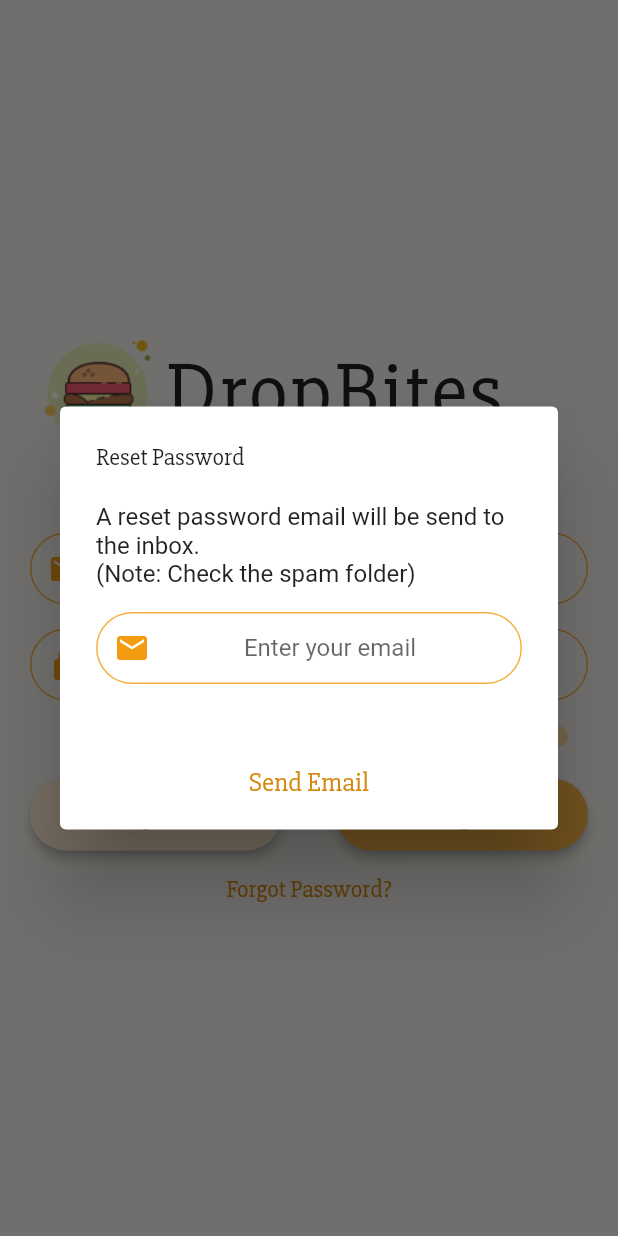
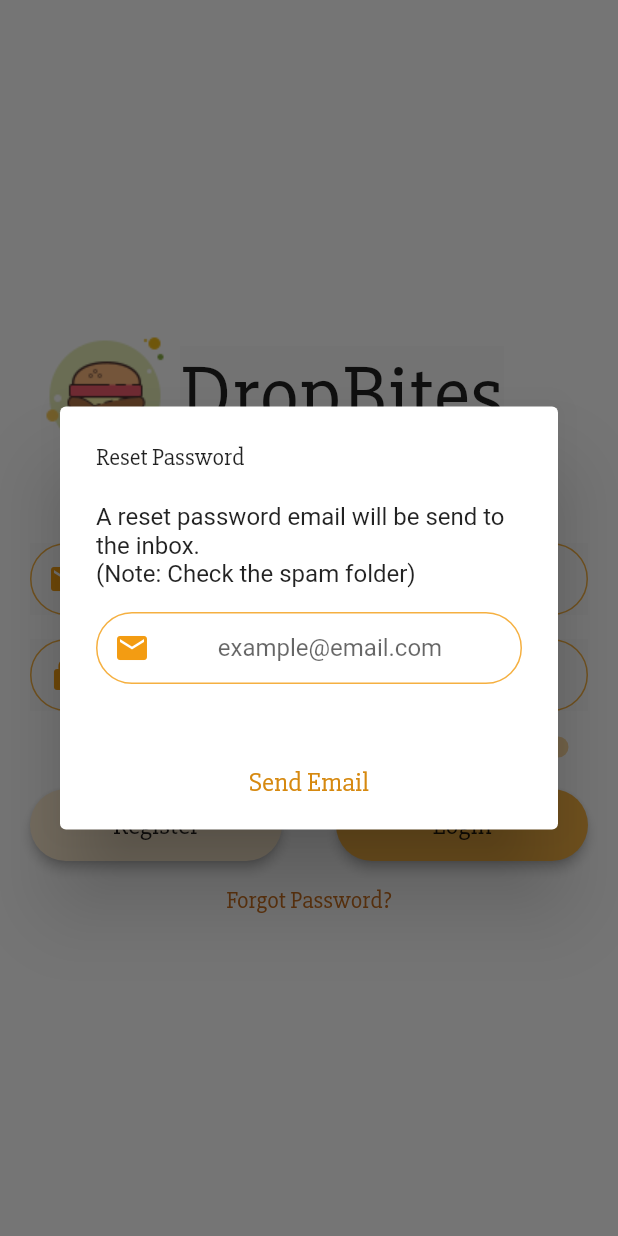
Before and after one commit to waynntoh/dropbites, a Flutter app: the screen it shows after launch, after a tap on "Forgot Password?", on a phone screen of 412 x 824 dp. Run offline on Flutter 3.47's test engine with Material 2 defaults, Android fonts, the phone set to English and light mode, and no system bars; our stand-ins replace animated_text_kit, shared_preferences.

```diff
--- a/lib/components/reset_password_dialog.dart
+++ b/lib/components/reset_password_dialog.dart
@@ -17,7 +17,7 @@
               keyboardType: TextInputType.emailAddress,
               textAlign: TextAlign.center,
               decoration: kTextFieldDecoration.copyWith(
-                hintText: 'Enter your email',
+                hintText: 'example@email.com',
                 prefixIcon: Icon(Icons.email, color: kOrange4),
               ),
             ),
--- a/lib/components/rounded_button.dart
+++ b/lib/components/rounded_button.dart
@@ -1,11 +1,12 @@
 import 'package:flutter/material.dart';
 
 class RoundedButton extends StatelessWidget {
-  RoundedButton({this.color, this.text, @required this.onPressed});
+  RoundedButton({this.color, this.text, @required this.onPressed, this.width});
 
   final Color color;
   final String text;
   final Function onPressed;
+  final double width;
 
   @override
   Widget build(BuildContext context) {
@@ -15,7 +16,7 @@
       borderRadius: BorderRadius.circular(30.0),
       child: MaterialButton(
         onPressed: onPressed,
-        minWidth: 168,
+        minWidth: width ?? 168,
         height: 42.0,
         child: Text(text),
       ),
--- a/lib/utils/constants.dart
+++ b/lib/utils/constants.dart
@@ -7,6 +7,7 @@
 const kOrange3 = Color(0xFFF5B041);
 const kOrange4 = Color(0xFFF39C12);
 const kOrange5 = Color(0xFFD68910);
+const kOrange6 = Color(0xFFCA6F1E);
 
 const kAnimationSeconds = 2;
 
@@ -15,19 +16,14 @@
   fontSize: 18,
 );
 
-const kDefaultTextStyle = TextStyle(
-  fontFamily: 'Slabo',
-  fontSize: 16
-);
+const kDefaultTextStyle = TextStyle(fontFamily: 'Slabo', fontSize: 16);
 
 const kSplashScreenTextStyle = TextStyle(
   fontSize: 55,
-  letterSpacing: 1.1,
   fontFamily: 'Slabo',
 );
 
 const kTextFieldDecoration = InputDecoration(
-
   hintText: '',
   contentPadding: EdgeInsets.symmetric(vertical: 10.0, horizontal: 20.0),
   border: OutlineInputBorder(
--- a/lib/views/login_view.dart
+++ b/lib/views/login_view.dart
@@ -50,15 +50,6 @@
         '${prefs.get('remember_me')}, ${prefs.get('email')}, ${prefs.get('password')}');
   }
 
-  void _showResetDialog() {
-    showDialog(
-      context: context,
-      builder: (context) {
-        return ResetPasswordDialog();
-      },
-    );
-  }
-
   void login() {
     // TODO: Login
   }
@@ -94,37 +85,44 @@
   Widget build(BuildContext context) {
     return Scaffold(
       resizeToAvoidBottomInset: false,
-      backgroundColor: kBackgroundColor.withOpacity(controller.value),
+      backgroundColor: Colors.white.withOpacity(controller.value),
       body: Padding(
         padding: EdgeInsets.symmetric(horizontal: 20),
         child: Opacity(
           opacity: controller.value,
           child: Column(
             mainAxisAlignment: MainAxisAlignment.center,
-            crossAxisAlignment: CrossAxisAlignment.stretch,
             children: <Widget>[
               Row(
                 children: <Widget>[
                   Hero(
                     tag: 'logo',
                     child: Container(
+                      height: 100,
+                      width: 100,
                       child: Image.asset('images/logo.png'),
-                      height: 90,
-                      width: 90,
                     ),
                   ),
-                  TyperAnimatedTextKit(
+                  Hero(
+                    tag: 'title',
+                    child: Material(
+                      child: TyperAnimatedTextKit(
                         isRepeatingAnimation: false,
                         speed: Duration(milliseconds: 175),
                         text: ['DropBites'],
                         textStyle: kSplashScreenTextStyle,
                       ),
+                    ),
+                  )
                 ],
               ),
               SizedBox(
                 height: 48.0,
               ),
-              TextField(
+              Hero(
+                tag: 'emailTextField',
+                child: Material(
+                  child: TextField(
                     style: kDefaultTextStyle,
                     controller: emailController,
                     keyboardType: TextInputType.emailAddress,
@@ -137,10 +135,15 @@
                       prefixIcon: Icon(Icons.email, color: kOrange4),
                     ),
                   ),
+                ),
+              ),
               SizedBox(
                 height: 16.0,
               ),
-              TextField(
+              Hero(
+                tag: 'passwordTextField',
+                child: Material(
+                  child: TextField(
                     style: kDefaultTextStyle,
                     controller: passwordController,
                     obscureText: true,
@@ -152,6 +155,8 @@
                       hintText: '******',
                       prefixIcon: Icon(Icons.lock, color: kOrange4),
                       // suffixIcon: Icon(Icons.visibility_off, color: kOrange4),
+                    ),
+                  ),
                 ),
               ),
               Row(
@@ -180,11 +185,14 @@
               Row(
                 mainAxisAlignment: MainAxisAlignment.spaceBetween,
                 children: <Widget>[
-                  RoundedButton(
+                  Hero(
+                    tag: 'registerButton',
+                    child: RoundedButton(
                       text: 'Register',
                       color: kOrange0,
                       onPressed: () =>
                           Navigator.pushNamed(context, RegisterView.id),
+                    ),
                   ),
                   RoundedButton(
                     text: 'Login',
@@ -199,17 +207,21 @@
                 ],
               ),
               SizedBox(height: 16),
-              InkWell(
-                  onTap: () => _showResetDialog(),
-                  child: Container(
-                    height: 24,
-                    width: 24,
+              GestureDetector(
                 child: Text(
                   'Forgot Password?',
                   textAlign: TextAlign.center,
-                      style: TextStyle(color: kOrange5),
+                  style: TextStyle(color: kOrange6),
                 ),
-                  )),
+                onTap: () => {
+                  showDialog(
+                    context: context,
+                    builder: (context) {
+                      return ResetPasswordDialog();
+                    },
+                  ),
+                },
+              ),
             ],
           ),
         ),
--- a/pubspec.yaml
+++ b/pubspec.yaml
@@ -14,6 +14,7 @@
   shared_preferences: ^0.5.6+2
   animated_text_kit: ^2.0.0
   flutter_spinkit: ^4.1.2
+  http: ^0.12.0+4
 
 dev_dependencies:
   flutter_test:
```
Also changed, not shown: lib/components/eula_dialog.dart (added, +16 -0 lines), lib/views/register_view.dart (+132 -2 lines), lib/components/eula_text.dart (added), pubspec.lock. Lines whose indentation alone changed are shown as unchanged.
